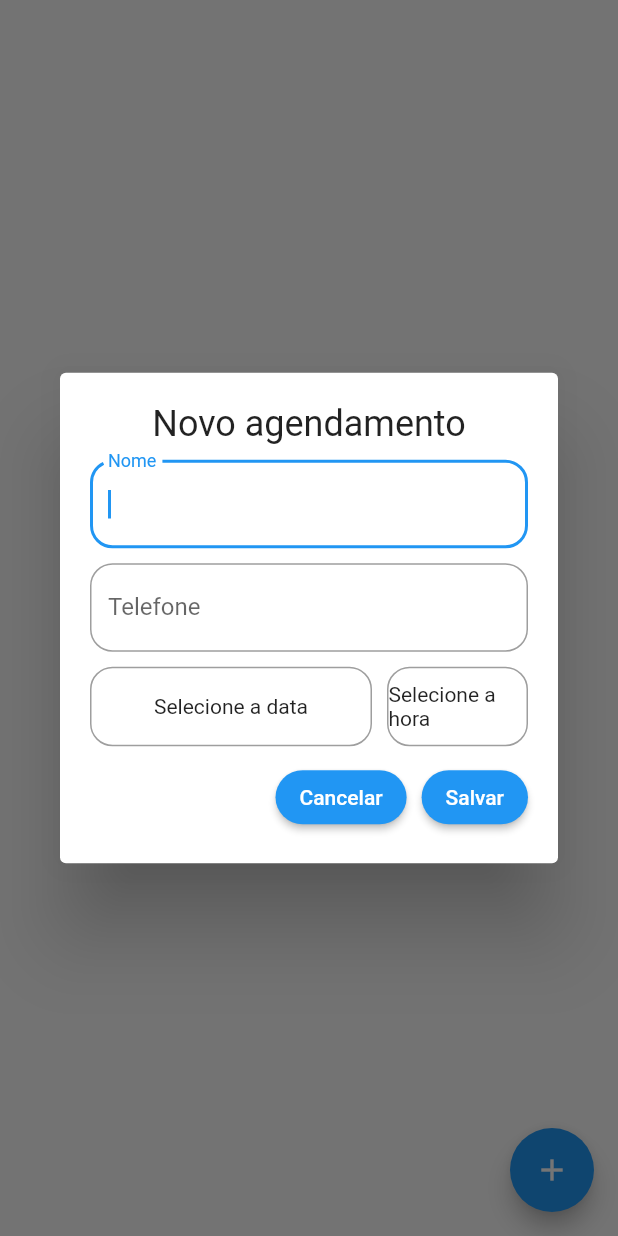
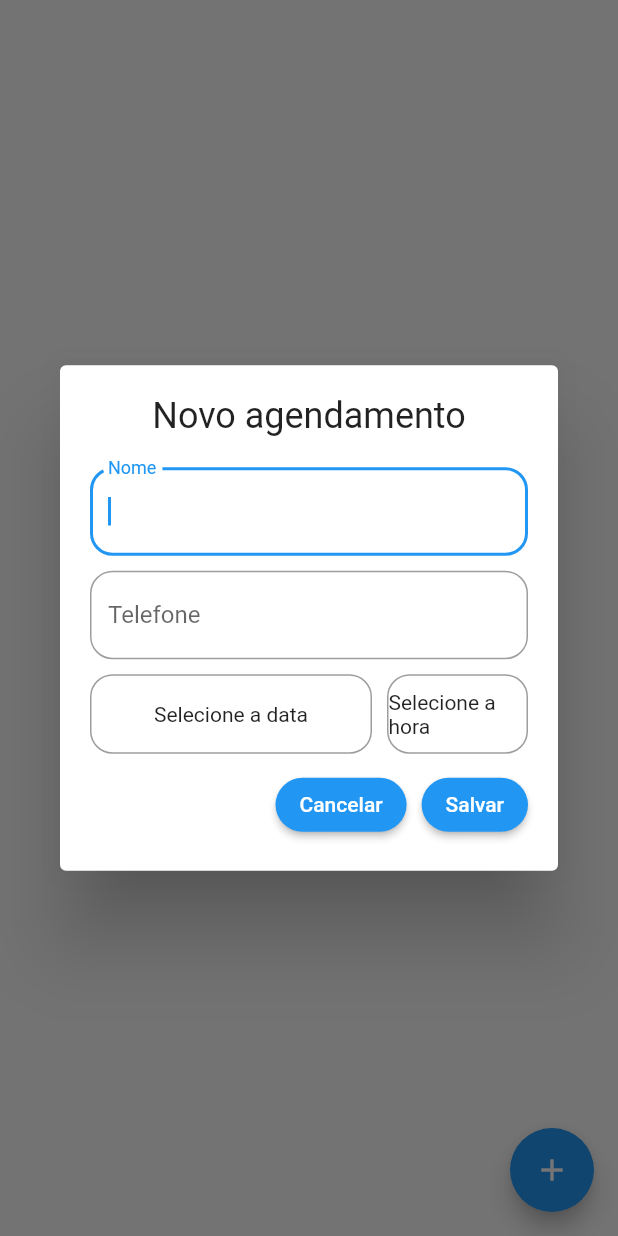
Before and after one commit to daricesousa/crud_agendamento, a Flutter app: the screen it shows after launch, after a tap on the "add" icon, on a phone screen of 412 x 824 dp. Run offline on Flutter 3.47's test engine with Material 2 defaults, Android fonts, the phone set to English and light mode, and no system bars; our stand-ins replace get; missing offline and left inert: mask, responsive_row; network calls fail.

Commit message:
Add width constraint in Dialog and padding to Home

```diff
--- a/lib/app/modules/home/home_page.dart
+++ b/lib/app/modules/home/home_page.dart
@@ -25,8 +25,11 @@ class HomePage extends GetView<HomeController> {
             }),
         body: Obx(
           () => ListView.builder(
-            itemCount: controller.appointments.length,
+            itemCount: controller.appointments.length + 1,
             itemBuilder: (context, index) {
+              if (index == controller.appointments.length) {
+                return const SizedBox(height: 75);
+              }
               final appointment = controller.appointments[index];
               return ResponsiveCol(
                 child: Card(
--- a/lib/app/modules/home/widgets/appointment_form_dialog.dart
+++ b/lib/app/modules/home/widgets/appointment_form_dialog.dart
@@ -57,6 +57,8 @@ class _AppointmentFormDialogState extends State<AppointmentFormDialog> {
     final formKey = GlobalKey<FormState>();
 
     return Dialog(
+        child: ConstrainedBox(
+      constraints: const BoxConstraints(maxWidth: 600),
       child: SingleChildScrollView(
         padding: const EdgeInsets.all(20),
         child: Form(
@@ -67,7 +69,7 @@ class _AppointmentFormDialogState extends State<AppointmentFormDialog> {
                 widget.title,
                 style: context.textTheme.headlineSmall,
               ),
-            const SizedBox(height: 10),
+              const SizedBox(height: 20),
               AppFormField(
                   label: "Nome",
                   controller: editName,
@@ -154,6 +156,7 @@ class _AppointmentFormDialogState extends State<AppointmentFormDialog> {
             ],
           ),
         ),
+      ),
     ));
   }
 }
```
Lines whose indentation alone changed are shown as unchanged.
